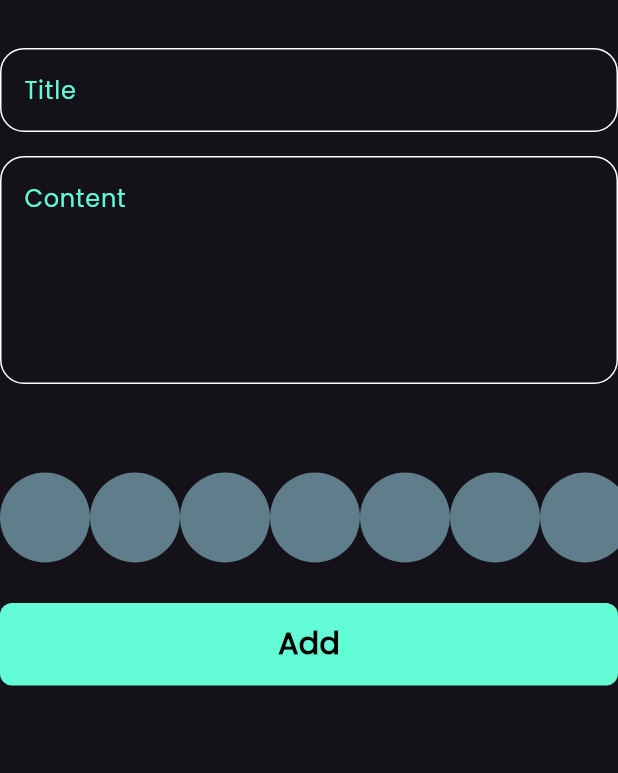
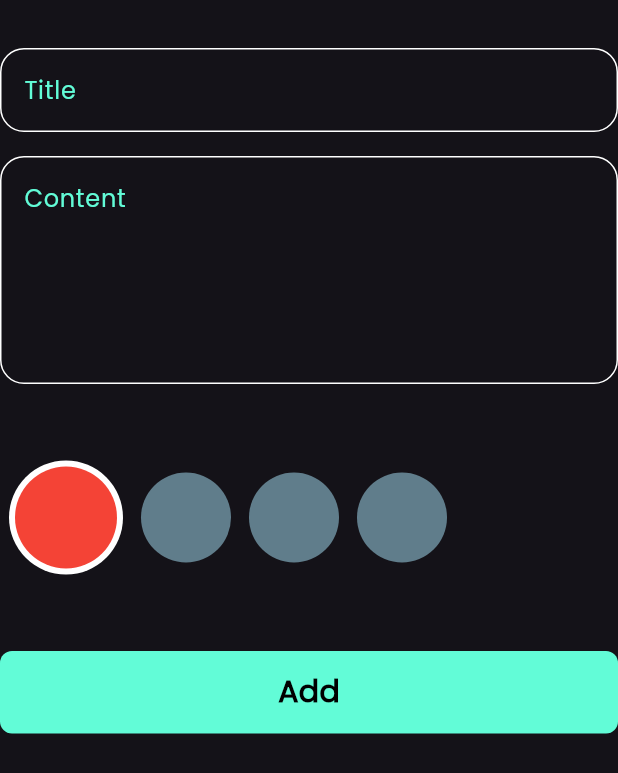
Before and after one commit to AhmedWaela/notes_app, a Flutter app: the AddNoteForm widget shown alone on an empty page, opened directly, on a phone screen of 412 x 824 dp. Shown: the top 773 px of the screen. Run offline on Flutter 3.47's test engine with Material 3 defaults, Android fonts, the phone set to English and light mode, and no system bars; our stand-ins replace flutter_bloc, font_awesome_flutter, hive, hive_flutter, logger; accounts and stored records are empty.

Commit message:
colors list view part 2

```diff
--- a/lib/features/presentation/views/widgets/add_note_form.dart
+++ b/lib/features/presentation/views/widgets/add_note_form.dart
@@ -48,6 +48,9 @@ class _AddNoteFormState extends State<AddNoteForm> {
             height: 32,
           ),
           ColorsListView(),
+          SizedBox(
+            height: 32,
+          ),
           BlocBuilder<AddNoteCubit, AddNoteState>(builder: (context, state) {
             return CustomButton(
               isloading: state is AddNoteLoading ? true : false,
--- a/lib/features/presentation/views/widgets/colors_list_view.dart
+++ b/lib/features/presentation/views/widgets/colors_list_view.dart
@@ -1,29 +1,63 @@
 import 'package:flutter/material.dart';
 
 class ColorItem extends StatelessWidget {
-  const ColorItem({super.key});
-
+  const ColorItem({super.key, required this.isActive, required this.color});
+  final bool isActive;
+  final Color color;
   @override
   Widget build(BuildContext context) {
-    return const CircleAvatar(
-      radius: 30,
-      backgroundColor: Colors.blueGrey,
+    return Padding(
+      padding: const EdgeInsets.symmetric(horizontal: 6),
+      child: isActive
+          ? CircleAvatar(
+              backgroundColor: Colors.white,
+              radius: 38,
+              child: CircleAvatar(
+                radius: 34,
+                backgroundColor: color,
+              ),
+            )
+          : CircleAvatar(
+              radius: 30,
+              backgroundColor: Colors.blueGrey,
+            ),
     );
   }
 }
 
-class ColorsListView extends StatelessWidget {
+class ColorsListView extends StatefulWidget {
   const ColorsListView({super.key});
 
+  @override
+  State<ColorsListView> createState() => _ColorsListViewState();
+}
+
+class _ColorsListViewState extends State<ColorsListView> {
+  int currentIndex = 0;
+  List<Color> colors = [
+    Colors.red,
+    Colors.yellow,
+    Colors.blueGrey,
+    Colors.blue
+  ];
   @override
   Widget build(BuildContext context) {
     return SizedBox(
       height: 38 * 3,
       child: ListView.builder(
         scrollDirection: Axis.horizontal,
-        itemCount: 10,
+        itemCount: colors.length,
         itemBuilder: (context, index) {
-          return ColorItem();
+          return GestureDetector(
+            onTap: () {
+              currentIndex = index;
+              setState(() {});
+            },
+            child: ColorItem(
+              color: colors[index],
+              isActive: currentIndex == index,
+            ),
+          );
         },
       ),
     );
```
